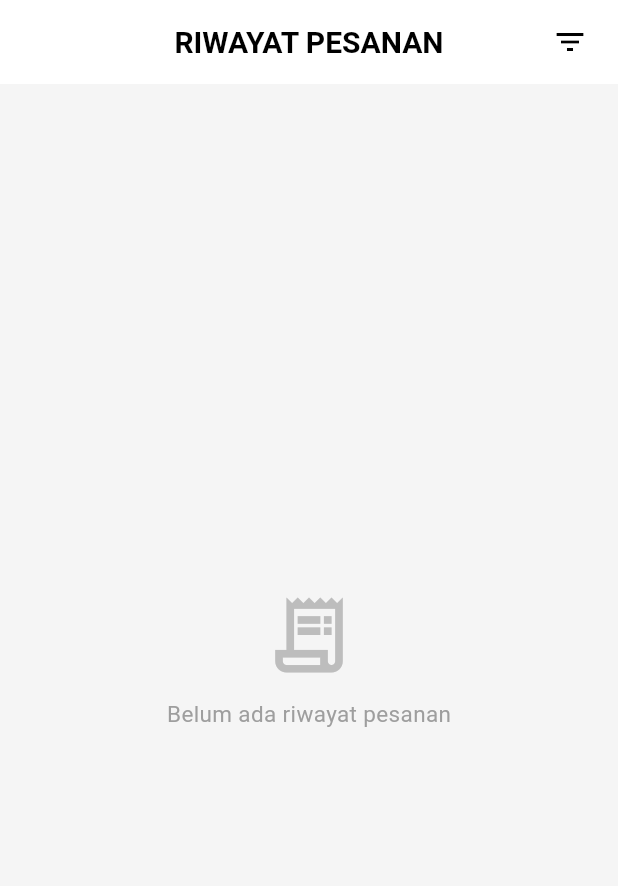
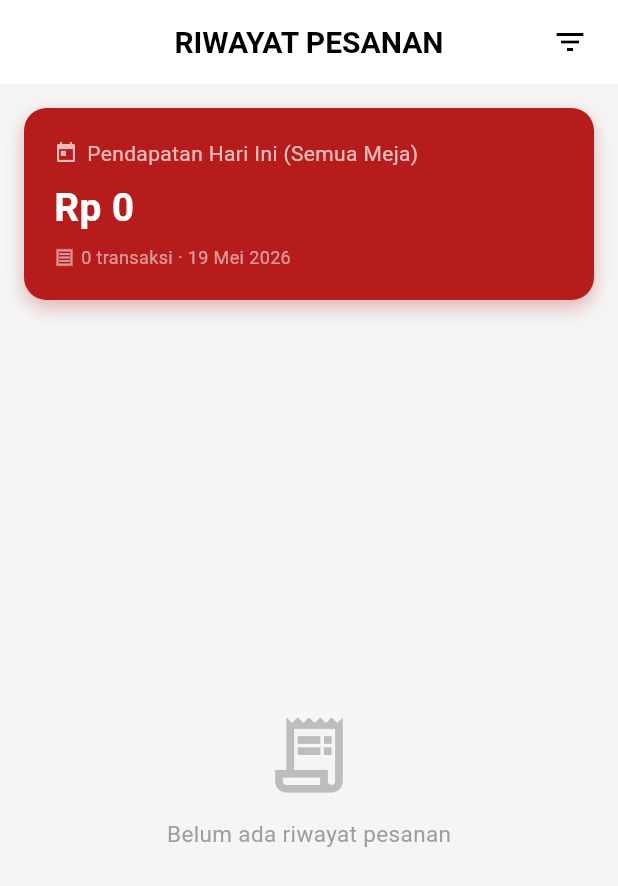
Before and after one commit to vooxza/Project_TA_Kelompok_8, a Flutter app: the HistoryPage screen opened by its route, after a tap on the "filter list" icon, on a phone screen of 412 x 824 dp. Shown: the top 886 px of the screen. Run offline on Flutter 3.47's test engine with Material 3 defaults, Android fonts, the phone set to English and light mode, and no system bars; our stand-ins replace get, get_storage, image_picker; accounts and stored records are empty; network calls fail.

Commit message:
adding total for one day in user role

```diff
--- a/lib/pages/history_page.dart
+++ b/lib/pages/history_page.dart
@@ -108,8 +108,11 @@ class HistoryPage extends GetView<HistoryController> {
 
         return Column(
           children: [
-            // Revenue card — hanya admin
+            // Revenue card admin → semua waktu
             if (controller.isAdmin) _buildRevenueCard(filteredOrders),
+
+            // Revenue card user/kasir → hari ini saja
+            if (!controller.isAdmin) _buildUserRevenueCard(filteredOrders),
 
             // Label filter aktif
             if (controller.selectedTable.value != null)
@@ -188,6 +191,9 @@ class HistoryPage extends GetView<HistoryController> {
     );
   }
 
+  // =============================================================
+  // ADMIN: Total pendapatan semua waktu
+  // =============================================================
   Widget _buildRevenueCard(List filteredOrders) {
     final total = filteredOrders.fold<double>(
       0,
@@ -237,6 +243,99 @@ class HistoryPage extends GetView<HistoryController> {
     );
   }
 
+  // =============================================================
+  // USER / KASIR: Total pendapatan hari ini saja
+  // =============================================================
+  Widget _buildUserRevenueCard(List filteredOrders) {
+    // Filter hanya order hari ini
+    final todayOrders = filteredOrders
+        .where((order) => _isToday(order['created_at']?.toString()))
+        .toList();
+
+    final total = todayOrders.fold<double>(
+      0,
+      (sum, order) =>
+          sum + (double.tryParse(order['total_price'].toString()) ?? 0.0),
+    );
+
+    final now = DateTime.now();
+    const months = [
+      'Jan', 'Feb', 'Mar', 'Apr', 'Mei', 'Jun',
+      'Jul', 'Agu', 'Sep', 'Okt', 'Nov', 'Des',
+    ];
+    final todayLabel = '${now.day} ${months[now.month - 1]} ${now.year}';
+
+    return Container(
+      width: double.infinity,
+      margin: const EdgeInsets.all(16),
+      padding: const EdgeInsets.all(20),
+      decoration: BoxDecoration(
+        gradient: const LinearGradient(
+          colors: [AppColors.primaryRed, Color(0xFFB71C1C)],
+          begin: Alignment.topLeft,
+          end: Alignment.bottomRight,
+        ),
+        borderRadius: BorderRadius.circular(15),
+        boxShadow: [
+          BoxShadow(
+            color: AppColors.primaryRed.withOpacity(0.3),
+            blurRadius: 10,
+            offset: const Offset(0, 5),
+          ),
+        ],
+      ),
+      child: Column(
+        crossAxisAlignment: CrossAxisAlignment.start,
+        children: [
+          // Label
+          Row(
+            children: [
+              const Icon(Icons.today, color: Colors.white70, size: 16),
+              const SizedBox(width: 6),
+              Text(
+                controller.selectedTable.value == null
+                    ? "Pendapatan Hari Ini (Semua Meja)"
+                    : "Pendapatan Hari Ini (${controller.selectedTable.value})",
+                style: const TextStyle(color: Colors.white70, fontSize: 14),
+              ),
+            ],
+          ),
+          const SizedBox(height: 8),
+
+          // Nominal
+          Text(
+            controller.formatRupiah(total),
+            style: const TextStyle(
+              color: Colors.white,
+              fontSize: 26,
+              fontWeight: FontWeight.bold,
+            ),
+          ),
+          const SizedBox(height: 6),
+
+          // Jumlah transaksi + tanggal
+          Row(
+            children: [
+              const Icon(
+                Icons.receipt_outlined,
+                color: Colors.white54,
+                size: 14,
+              ),
+              const SizedBox(width: 4),
+              Text(
+                '${todayOrders.length} transaksi · $todayLabel',
+                style: const TextStyle(color: Colors.white54, fontSize: 12),
+              ),
+            ],
+          ),
+        ],
+      ),
+    );
+  }
+
+  // =============================================================
+  // ORDER CARD
+  // =============================================================
   Widget _buildOrderCard(dynamic order) {
     List items = order['items'] ?? [];
     final String invoiceNumber = order['order_number'] ?? '-';
@@ -413,7 +512,7 @@ class HistoryPage extends GetView<HistoryController> {
 
                 const SizedBox(height: 8),
 
-                // ✅ Tanggal pembayaran
+                // Tanggal pembayaran
                 Row(
                   mainAxisAlignment: MainAxisAlignment.spaceBetween,
                   children: [
@@ -452,6 +551,24 @@ class HistoryPage extends GetView<HistoryController> {
     );
   }
 
+  // =============================================================
+  // HELPERS
+  // =============================================================
+
+  /// Cek apakah tanggal ISO adalah hari ini
+  bool _isToday(String? isoDate) {
+    if (isoDate == null) return false;
+    try {
+      final dt = DateTime.parse(isoDate).toLocal();
+      final now = DateTime.now();
+      return dt.year == now.year &&
+          dt.month == now.month &&
+          dt.day == now.day;
+    } catch (_) {
+      return false;
+    }
+  }
+
   /// Format ISO date → "11 Mei 2026, 09:28"
   String _formatDate(String? isoDate) {
     if (isoDate == null) return '-';
```
